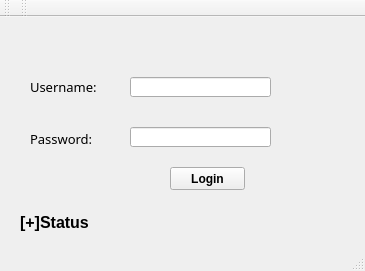
This is EZbudget/login.ui in IvanInandan/EZBudget as Qt 5 draws it before an edit. The edited form follows.
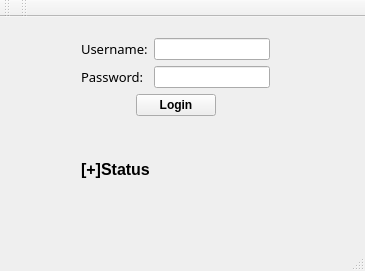
This is the edited form.

Commit message: Fixed login so the words aren't cut off

What changed in the file:
```diff
--- a/EZbudget/login.ui
+++ b/EZbudget/login.ui
@@ -14,35 +14,22 @@
    <string>login</string>
   </property>
   <widget class="QWidget" name="centralWidget">
-   <widget class="QLabel" name="label">
+   <widget class="QWidget" name="">
     <property name="geometry">
      <rect>
-      <x>20</x>
-      <y>190</y>
-      <width>311</width>
-      <height>31</height>
+      <x>70</x>
+      <y>10</y>
+      <width>211</width>
+      <height>201</height>
      </rect>
     </property>
-    <property name="font">
-     <font>
-      <pointsize>12</pointsize>
-      <weight>75</weight>
-      <bold>true</bold>
-     </font>
-    </property>
-    <property name="text">
-     <string>[+]Status</string>
-    </property>
-   </widget>
+    <layout class="QVBoxLayout" name="verticalLayout_4">
+     <item>
+      <layout class="QHBoxLayout" name="horizontalLayout">
+       <item>
+        <layout class="QVBoxLayout" name="verticalLayout_2">
+         <item>
    <widget class="QLabel" name="label_2">
-    <property name="geometry">
-     <rect>
-      <x>30</x>
-      <y>60</y>
-      <width>81</width>
-      <height>20</height>
-     </rect>
-    </property>
     <property name="font">
      <font>
       <family>Segoe Script</family>
@@ -53,15 +40,9 @@
      <string>Username:</string>
     </property>
    </widget>
+         </item>
+         <item>
    <widget class="QLabel" name="label_3">
-    <property name="geometry">
-     <rect>
-      <x>30</x>
-      <y>110</y>
-      <width>67</width>
-      <height>23</height>
-     </rect>
-    </property>
     <property name="font">
      <font>
       <family>Segoe Print</family>
@@ -72,38 +53,44 @@
      <string>Password:</string>
     </property>
    </widget>
-   <widget class="QLineEdit" name="lineEdit_username">
-    <property name="geometry">
-     <rect>
-      <x>130</x>
-      <y>60</y>
-      <width>141</width>
-      <height>20</height>
-     </rect>
-    </property>
-   </widget>
+         </item>
+        </layout>
+       </item>
+       <item>
+        <layout class="QVBoxLayout" name="verticalLayout">
+         <item>
+          <widget class="QLineEdit" name="lineEdit_username"/>
+         </item>
+         <item>
    <widget class="QLineEdit" name="lineEdit_password">
-    <property name="geometry">
-     <rect>
-      <x>130</x>
-      <y>110</y>
-      <width>141</width>
-      <height>20</height>
-     </rect>
-    </property>
     <property name="echoMode">
      <enum>QLineEdit::Password</enum>
     </property>
    </widget>
+         </item>
+        </layout>
+       </item>
+      </layout>
+     </item>
+     <item>
+      <layout class="QVBoxLayout" name="verticalLayout_3">
+       <item>
+        <layout class="QHBoxLayout" name="horizontalLayout_2">
+         <item>
+          <spacer name="horizontalSpacer">
+           <property name="orientation">
+            <enum>Qt::Horizontal</enum>
+           </property>
+           <property name="sizeHint" stdset="0">
+            <size>
+             <width>40</width>
+             <height>20</height>
+            </size>
+           </property>
+          </spacer>
+         </item>
+         <item>
    <widget class="QPushButton" name="pushButton">
-    <property name="geometry">
-     <rect>
-      <x>170</x>
-      <y>150</y>
-      <width>75</width>
-      <height>23</height>
-     </rect>
-    </property>
     <property name="font">
      <font>
       <pointsize>9</pointsize>
@@ -115,6 +102,40 @@
      <string>Login</string>
     </property>
    </widget>
+         </item>
+         <item>
+          <spacer name="horizontalSpacer_2">
+           <property name="orientation">
+            <enum>Qt::Horizontal</enum>
+           </property>
+           <property name="sizeHint" stdset="0">
+            <size>
+             <width>40</width>
+             <height>20</height>
+            </size>
+           </property>
+          </spacer>
+         </item>
+        </layout>
+       </item>
+       <item>
+        <widget class="QLabel" name="label">
+         <property name="font">
+          <font>
+           <pointsize>12</pointsize>
+           <weight>75</weight>
+           <bold>true</bold>
+          </font>
+         </property>
+         <property name="text">
+          <string>[+]Status</string>
+         </property>
+        </widget>
+       </item>
+      </layout>
+     </item>
+    </layout>
+   </widget>
   </widget>
   <widget class="QMenuBar" name="menuBar">
    <property name="geometry">
```
Left out of the diff: 2 changed lines with no effect on the pictures. Lines whose indentation alone changed are shown as unchanged. The commit also changes 6 other files.
